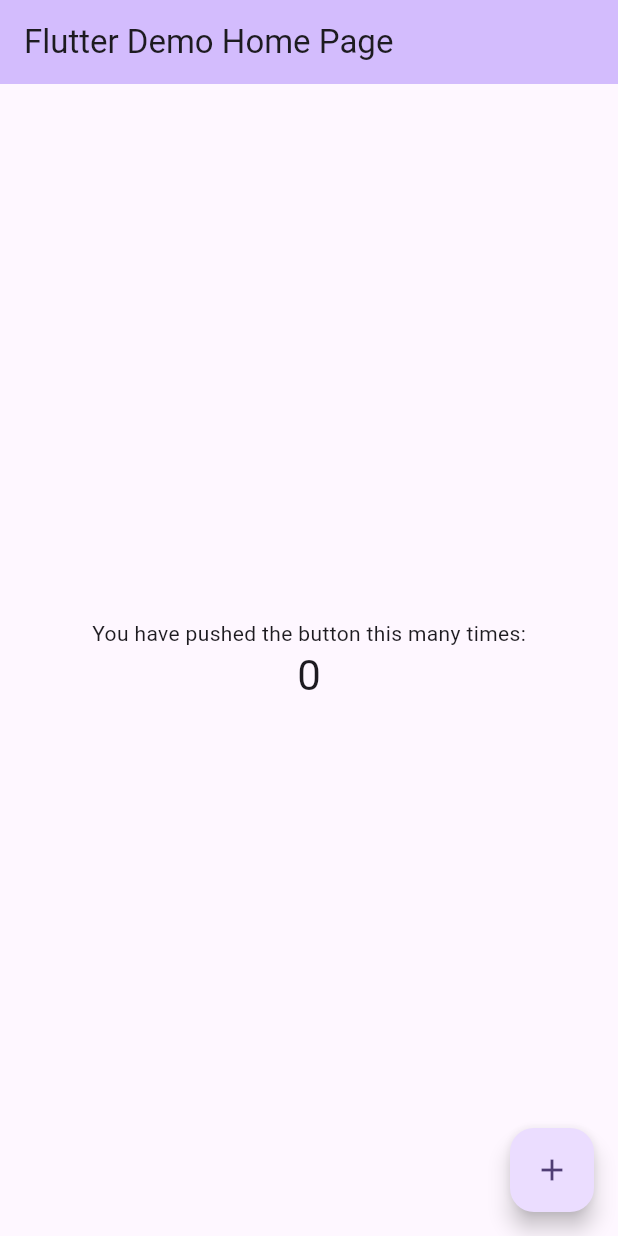
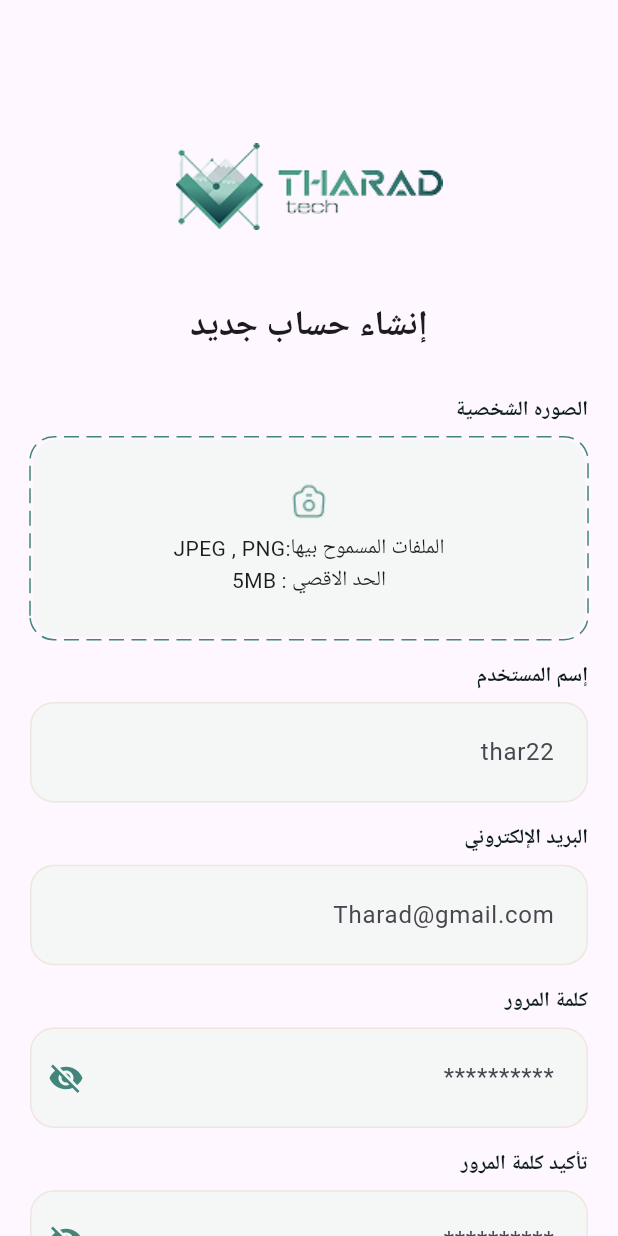
Before and after one commit to MohamedElhadidy7/tharad, a Flutter app: the screen it shows after launch, on a phone screen of 412 x 824 dp. Run offline on Flutter 3.47's test engine with Material 3 defaults, Android fonts, the phone set to English and light mode, and no system bars; drawn by our look-alikes of dotted_border; our stand-ins replace flutter_screenutil, gap; Roboto replaces fonts that are missing (Tajawal).

Commit message:
finish signup Ui

```diff
--- /dev/null
+++ b/lib/Features/Auth/presentation/Views/signup_view.dart
@@ -0,0 +1,103 @@
+import 'package:flutter/cupertino.dart';
+import 'package:flutter/material.dart';
+import 'package:flutter_screenutil/flutter_screenutil.dart';
+import 'package:gap/gap.dart';
+import 'package:tharad/Features/Auth/presentation/Widgets/Picked_image_widget.dart';
+import 'package:tharad/constants.dart';
+import 'package:tharad/core/Widgets/Custom_Buttom.dart';
+import 'package:tharad/core/Widgets/Custom_TextFormField.dart';
+import 'package:tharad/core/utils/styles/app_styles.dart';
+
+class SignupView extends StatelessWidget {
+  const SignupView({super.key});
+
+  @override
+  Widget build(BuildContext context) {
+    return GestureDetector(
+      onTap: FocusScope.of(context).unfocus,
+      child: Scaffold(
+        body: SingleChildScrollView(
+          child: Center(
+            child: Padding(
+              padding: const EdgeInsets.symmetric(horizontal: 20),
+              child: Column(
+                children: [
+                  Gap(80.h),
+                  Image.asset('assets/images/tharadlogo.png'),
+                  Gap(40.h),
+                  Text('إنشاء حساب جديد', style: AppStyles.textstyle20),
+                  Gap(24.h),
+                  Align(
+                    alignment: Alignment.centerRight,
+                    child: Text('الصوره الشخصية', style: AppStyles.textstyle12),
+                  ),
+                  Gap(6.h),
+                  Picked_image_widget(),
+                  Gap(12.h),
+                  Align(
+                    alignment: Alignment.centerRight,
+                    child: Text('إسم المستخدم', style: AppStyles.textstyle12),
+                  ),
+                  Gap(6.h),
+                  CustomTextFormField(hint: 'thar22', ispassword: false),
+                  Gap(12.h),
+                  Align(
+                    alignment: Alignment.centerRight,
+                    child: Text(
+                      'البريد الإلكتروني',
+                      style: AppStyles.textstyle12,
+                    ),
+                  ),
+                  Gap(6.h),
+                  CustomTextFormField(
+                    hint: 'Tharad@gmail.com',
+                    ispassword: false,
+                  ),
+                  Gap(12.h),
+                  Align(
+                    alignment: Alignment.centerRight,
+                    child: Text('كلمة المرور ', style: AppStyles.textstyle12),
+                  ),
+                  Gap(6.h),
+                  CustomTextFormField(hint: '**********', ispassword: true),
+                  Gap(12.h),
+                  Align(
+                    alignment: Alignment.centerRight,
+                    child: Text(
+                      'تأكيد كلمة المرور',
+                      style: AppStyles.textstyle12,
+                    ),
+                  ),
+                  Gap(6.h),
+                  CustomTextFormField(hint: '**********', ispassword: true),
+                  Gap(40.h),
+                  CustomButtom(text: 'إنشاء حساب جديد'),
+                  Gap(12.h),
+                  Row(
+                    mainAxisAlignment: MainAxisAlignment.center,
+                    children: [
+                      Text(' لديك حساب؟'),
+                      TextButton(
+                        style: TextButton.styleFrom(
+                          padding: EdgeInsets.symmetric(horizontal: 3.w),
+                        ),
+                        onPressed: () {},
+                        child: Text(
+                          'تسجيل الدخول',
+                          style: AppStyles.textstyle14.copyWith(
+                            color: primaryColor,
+                          ),
+                        ),
+                      ),
+                    ],
+                  ),
+                  Gap(80.h),
+                ],
+              ),
+            ),
+          ),
+        ),
+      ),
+    );
+  }
+}
--- /dev/null
+++ b/lib/Features/Auth/presentation/Widgets/Picked_image_widget.dart
@@ -0,0 +1,39 @@
+import 'package:dotted_border/dotted_border.dart';
+import 'package:flutter/material.dart';
+import 'package:flutter_screenutil/flutter_screenutil.dart';
+import 'package:gap/gap.dart';
+import 'package:tharad/constants.dart';
+
+class Picked_image_widget extends StatelessWidget {
+  const Picked_image_widget({super.key});
+
+  @override
+  Widget build(BuildContext context) {
+    return DottedBorder(
+      options: RoundedRectDottedBorderOptions(
+        radius: Radius.circular(16),
+        dashPattern: [10, 5],
+        strokeWidth: 1,
+        color: primaryColor,
+      ),
+      child: Container(
+        height: 110.h,
+        width: 350.w,
+        padding: EdgeInsets.symmetric(vertical: 18.h, horizontal: 16.w),
+        decoration: BoxDecoration(
+          borderRadius: BorderRadius.circular(16),
+          color: Color(0xffF4F7F6),
+        ),
+        child: Column(
+          mainAxisAlignment: MainAxisAlignment.center,
+          children: [
+            Image.asset('assets/images/camera.png', width: 24.w, height: 24.h),
+            Gap(6.h),
+            Text('الملفات المسموح بيها:JPEG , PNG'),
+            Text('الحد الاقصي : 5MB'),
+          ],
+        ),
+      ),
+    );
+  }
+}
--- /dev/null
+++ b/lib/constants.dart
@@ -0,0 +1,3 @@
+import 'package:flutter/rendering.dart';
+
+final Color primaryColor = Color(0xff42867B);
--- /dev/null
+++ b/lib/core/Widgets/Custom_Buttom.dart
@@ -0,0 +1,33 @@
+import 'package:flutter/material.dart';
+import 'package:tharad/core/utils/styles/app_styles.dart';
+
+class CustomButtom extends StatelessWidget {
+  const CustomButtom({super.key, this.onTap, required this.text});
+  final Function()? onTap;
+  final String text;
+
+  @override
+  Widget build(BuildContext context) {
+    return GestureDetector(
+      onTap: onTap,
+      child: Container(
+        width: double.infinity,
+        height: 55,
+        decoration: BoxDecoration(
+          gradient: LinearGradient(
+            begin: Alignment.centerLeft,
+            end: Alignment.centerRight,
+            colors: [Color(0xff5CC7A3), Color(0xff265355)],
+          ),
+          borderRadius: BorderRadius.circular(16),
+        ),
+        child: Center(
+          child: Text(
+            text,
+            style: AppStyles.textstyle14.copyWith(color: Colors.white),
+          ),
+        ),
+      ),
+    );
+  }
+}
--- /dev/null
+++ b/lib/core/Widgets/Custom_TextFormField.dart
@@ -0,0 +1,72 @@
+import 'package:flutter/material.dart';
+import 'package:flutter_screenutil/flutter_screenutil.dart';
+import 'package:tharad/constants.dart';
+
+class CustomTextFormField extends StatefulWidget {
+  const CustomTextFormField({
+    super.key,
+    required this.hint,
+    required this.ispassword,
+    this.controller,
+  });
+  final String hint;
+  final bool ispassword;
+  final TextEditingController? controller;
+
+  @override
+  State<CustomTextFormField> createState() => _CustomTextFormFieldState();
+}
+
+class _CustomTextFormFieldState extends State<CustomTextFormField> {
+  late bool _obscureText;
+  @override
+  void initState() {
+    _obscureText = widget.ispassword;
+    super.initState();
+  }
+
+  void _togglePassword() {
+    setState(() {
+      _obscureText = !_obscureText;
+    });
+  }
+
+  @override
+  Widget build(BuildContext context) {
+    return TextFormField(
+      cursorColor: primaryColor,
+      validator: (v) {
+        if (v == null || v.isEmpty) {
+          return 'please fill ${widget.hint}';
+        }
+        null;
+      },
+      controller: widget.controller,
+      obscureText: _obscureText,
+      decoration: InputDecoration(
+        contentPadding: EdgeInsets.symmetric(vertical: 18.h, horizontal: 16.w),
+        enabledBorder: OutlineInputBorder(
+          borderRadius: BorderRadius.circular(16),
+          borderSide: BorderSide(color: Color(0xffF0E6DE)),
+        ),
+        focusedBorder: OutlineInputBorder(
+          borderRadius: BorderRadius.circular(16),
+          borderSide: BorderSide(color: Color(0xffF0E6DE)),
+        ),
+        hintText: widget.hint,
+        fillColor: Color(0xffF4F7F6),
+        suffixIcon: widget.ispassword
+            ? GestureDetector(
+                onTap: () {
+                  _togglePassword();
+                },
+                child: _obscureText
+                    ? Icon(Icons.visibility_off, color: primaryColor)
+                    : Icon(Icons.visibility, color: primaryColor),
+              )
+            : null,
+        filled: true,
+      ),
+    );
+  }
+}
--- /dev/null
+++ b/lib/core/utils/styles/app_styles.dart
@@ -0,0 +1,18 @@
+import 'package:flutter/material.dart';
+import 'package:flutter_screenutil/flutter_screenutil.dart';
+
+abstract class AppStyles {
+  static final textstyle20 = TextStyle(
+    fontSize: 20.sp,
+    fontWeight: FontWeight.w700,
+  );
+  static final textstyle12 = TextStyle(
+    fontSize: 12.sp,
+    fontWeight: FontWeight.w700,
+    color: Color(0xff0D1D1E),
+  );
+  static final textstyle14 = TextStyle(
+    fontSize: 14.sp,
+    fontWeight: FontWeight.bold,
+  );
+}
--- a/lib/main.dart
+++ b/lib/main.dart
@@ -1,122 +1,29 @@
 import 'package:flutter/material.dart';
+import 'package:flutter_screenutil/flutter_screenutil.dart';
+import 'package:tharad/Features/Auth/presentation/Views/signup_view.dart';
 
 void main() {
-  runApp(const MyApp());
+  runApp(const Tharad());
 }
 
-class MyApp extends StatelessWidget {
-  const MyApp({super.key});
+class Tharad extends StatelessWidget {
+  const Tharad({super.key});
 
-  // This widget is the root of your application.
   @override
   Widget build(BuildContext context) {
-    return MaterialApp(
-      title: 'Flutter Demo',
-      theme: ThemeData(
-        // This is the theme of your application.
-        //
-        // TRY THIS: Try running your application with "flutter run". You'll see
-        // the application has a purple toolbar. Then, without quitting the app,
-        // try changing the seedColor in the colorScheme below to Colors.green
-        // and then invoke "hot reload" (save your changes or press the "hot
-        // reload" button in a Flutter-supported IDE, or press "r" if you used
-        // the command line to start the app).
-        //
-        // Notice that the counter didn't reset back to zero; the application
-        // state is not lost during the reload. To reset the state, use hot
-        // restart instead.
-        //
-        // This works for code too, not just values: Most code changes can be
-        // tested with just a hot reload.
-        colorScheme: ColorScheme.fromSeed(seedColor: Colors.deepPurple),
-      ),
-      home: const MyHomePage(title: 'Flutter Demo Home Page'),
+    return ScreenUtilInit(
+      designSize: const Size(360, 690),
+      minTextAdapt: true,
+      splitScreenMode: true,
+      builder: (context, child) {
+        return MaterialApp(
+          debugShowCheckedModeBanner: false,
+          title: 'Tharad App',
+          theme: ThemeData(fontFamily: 'Tajawal'),
+          home: Directionality(textDirection: TextDirection.rtl, child: child!),
+        );
+      },
+      child: const SignupView(),
     );
   }
 }
-
-class MyHomePage extends StatefulWidget {
-  const MyHomePage({super.key, required this.title});
-
-  // This widget is the home page of your application. It is stateful, meaning
-  // that it has a State object (defined below) that contains fields that affect
-  // how it looks.
-
-  // This class is the configuration for the state. It holds the values (in this
-  // case the title) provided by the parent (in this case the App widget) and
-  // used by the build method of the State. Fields in a Widget subclass are
-  // always marked "final".
-
-  final String title;
-
-  @override
-  State<MyHomePage> createState() => _MyHomePageState();
-}
-
-class _MyHomePageState extends State<MyHomePage> {
-  int _counter = 0;
-
-  void _incrementCounter() {
-    setState(() {
-      // This call to setState tells the Flutter framework that something has
-      // changed in this State, which causes it to rerun the build method below
-      // so that the display can reflect the updated values. If we changed
-      // _counter without calling setState(), then the build method would not be
-      // called again, and so nothing would appear to happen.
-      _counter++;
-    });
-  }
-
-  @override
-  Widget build(BuildContext context) {
-    // This method is rerun every time setState is called, for instance as done
-    // by the _incrementCounter method above.
-    //
-    // The Flutter framework has been optimized to make rerunning build methods
-    // fast, so that you can just rebuild anything that needs updating rather
-    // than having to individually change instances of widgets.
-    return Scaffold(
-      appBar: AppBar(
-        // TRY THIS: Try changing the color here to a specific color (to
-        // Colors.amber, perhaps?) and trigger a hot reload to see the AppBar
-        // change color while the other colors stay the same.
-        backgroundColor: Theme.of(context).colorScheme.inversePrimary,
-        // Here we take the value from the MyHomePage object that was created by
-        // the App.build method, and use it to set our appbar title.
-        title: Text(widget.title),
-      ),
-      body: Center(
-        // Center is a layout widget. It takes a single child and positions it
-        // in the middle of the parent.
-        child: Column(
-          // Column is also a layout widget. It takes a list of children and
-          // arranges them vertically. By default, it sizes itself to fit its
-          // children horizontally, and tries to be as tall as its parent.
-          //
-          // Column has various properties to control how it sizes itself and
-          // how it positions its children. Here we use mainAxisAlignment to
-          // center the children vertically; the main axis here is the vertical
-          // axis because Columns are vertical (the cross axis would be
-          // horizontal).
-          //
-          // TRY THIS: Invoke "debug painting" (choose the "Toggle Debug Paint"
-          // action in the IDE, or press "p" in the console), to see the
-          // wireframe for each widget.
-          mainAxisAlignment: MainAxisAlignment.center,
-          children: <Widget>[
-            const Text('You have pushed the button this many times:'),
-            Text(
-              '$_counter',
-              style: Theme.of(context).textTheme.headlineMedium,
-            ),
-          ],
-        ),
-      ),
-      floatingActionButton: FloatingActionButton(
-        onPressed: _incrementCounter,
-        tooltip: 'Increment',
-        child: const Icon(Icons.add),
-      ), // This trailing comma makes auto-formatting nicer for build methods.
-    );
-  }
-}
```
Also changed, not shown: pubspec.yaml (+11 -22 lines), assets/fonts/Tajawal-Regular.ttf (added), assets/images/camera.png (added), assets/images/tharadlogo.png (added), lib/core/utils/network/api_services.dart (added), pubspec.lock, 1 other file.
